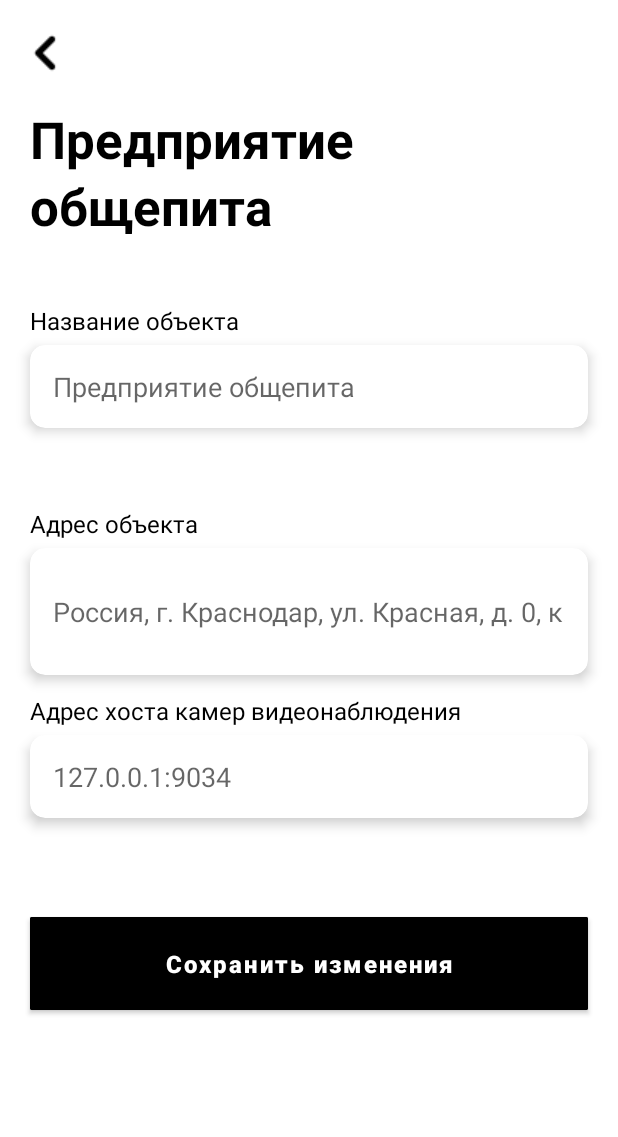
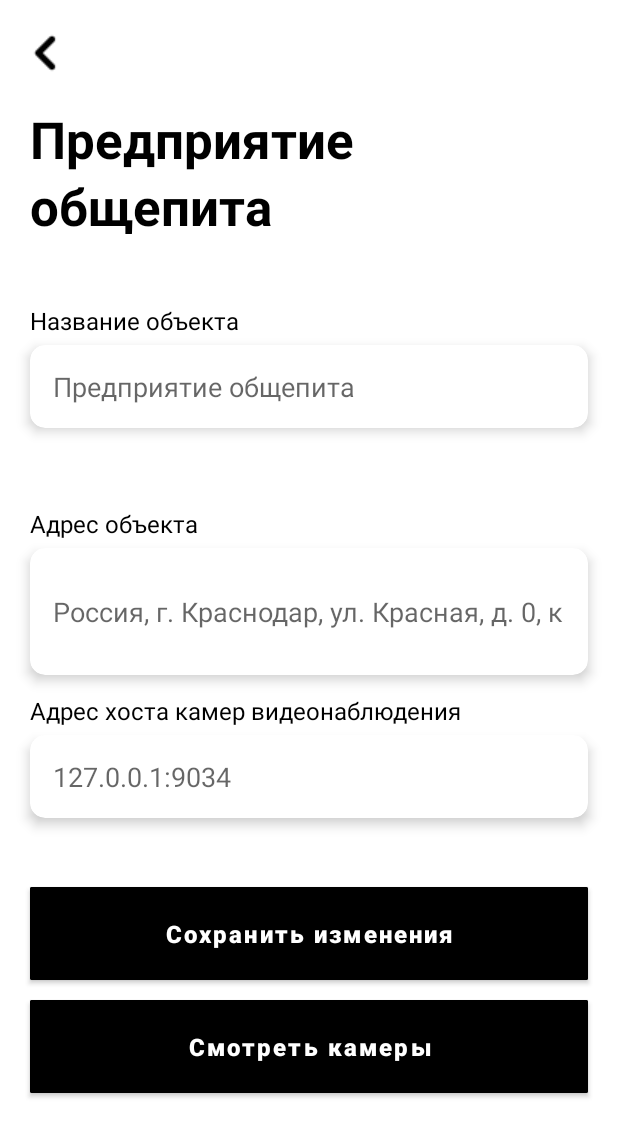
Before and after one commit to jEUGENEdev/security-solution, an Android app: the ObjectActivity screen opened directly, with no data from a screen before it, on a phone screen of 412 x 824 dp. Shown: the top 1137 px of the screen. Run offline under Robolectric (Android 15) with nearby library versions, the phone set to English and light mode, and no system bars; our stand-ins replace Dagger/Hilt's generated code.

Commit message:
added cams

```diff
--- a/app/src/main/res/layout/activity_object.xml
+++ b/app/src/main/res/layout/activity_object.xml
@@ -142,7 +142,7 @@
         android:id="@+id/objectSave"
         android:layout_width="0dp"
         android:layout_height="wrap_content"
-        android:layout_marginTop="60dp"
+        android:layout_marginTop="40dp"
         android:backgroundTint="@color/black"
         android:onClick="clickSaveButton"
         android:padding="20dp"
@@ -155,4 +155,21 @@
         app:layout_constraintStart_toStartOf="@+id/cardView9"
         app:layout_constraintTop_toBottomOf="@+id/cardView9" />
 
+    <Button
+        android:id="@+id/objectCamsWatch"
+        android:layout_width="0dp"
+        android:layout_height="wrap_content"
+        android:layout_marginTop="1dp"
+        android:backgroundTint="@color/black"
+        android:onClick="clickWatchCamsButton"
+        android:padding="20dp"
+        android:text="@string/watch_cams_object_hint"
+        android:textAllCaps="false"
+        android:textSize="16sp"
+        android:textStyle="bold"
+        app:cornerRadius="1dp"
+        app:layout_constraintEnd_toEndOf="@+id/objectSave"
+        app:layout_constraintStart_toStartOf="@+id/objectSave"
+        app:layout_constraintTop_toBottomOf="@+id/objectSave" />
+
 </androidx.constraintlayout.widget.ConstraintLayout>
--- a/app/src/main/res/values/strings.xml
+++ b/app/src/main/res/values/strings.xml
@@ -44,4 +44,5 @@
     <string name="input_field_object_address_cams_host_hint">127.0.0.1:9034</string>
     <string name="create_object_button">Создать объект</string>
     <string name="object_card_enter_hint">Подробнее</string>
+    <string name="watch_cams_object_hint">Смотреть камеры</string>
 </resources>
```
Also changed, not shown: app/src/main/java/com/deveugene/securitysolution/activity/ObjectActivity.java (+27 -1 lines), app/src/main/res/layout/dialog_cams.xml (added, +35 -0 lines), 3 other files.
